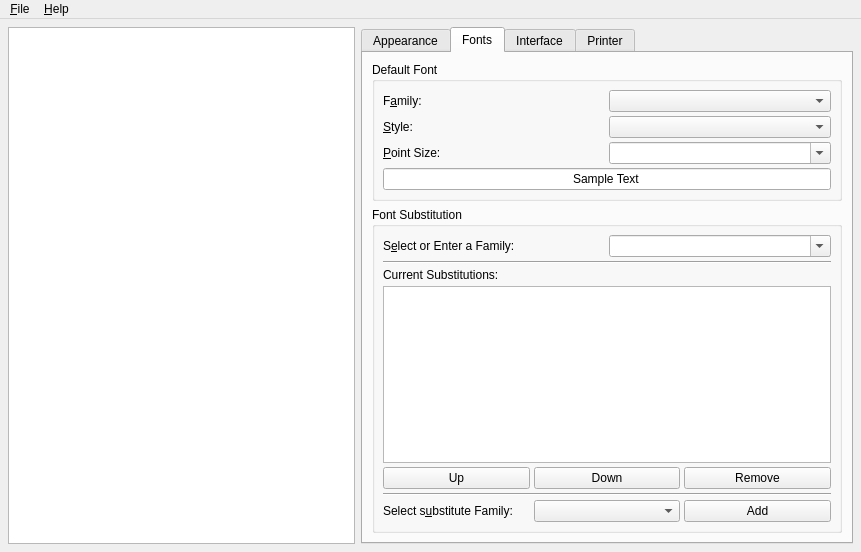
This is src/tools/qtconfig/mainwindow.ui in fluxer/katie as Qt 5 draws it before an edit. The edited form follows.
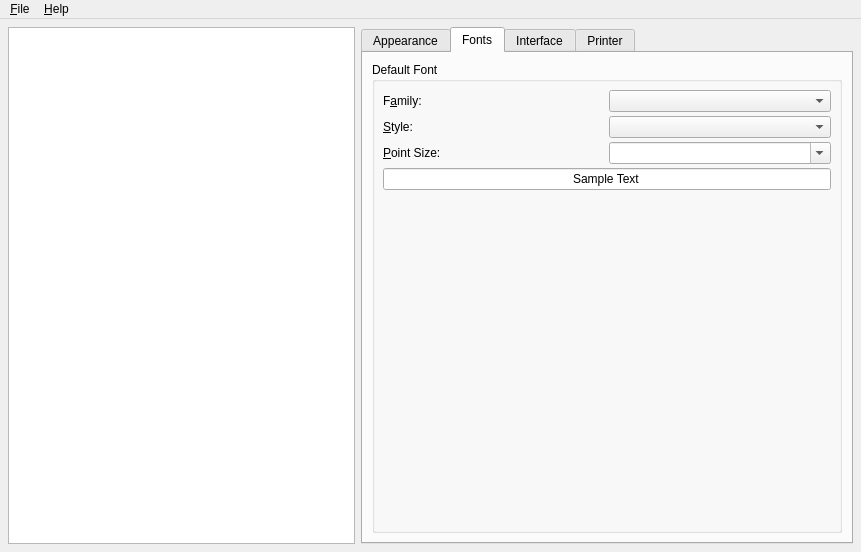
This is the edited form. The open tabs and pages were chosen to show the change. Custom widgets are drawn as their Qt base class.

Commit message: drop fonts substitution support

Patch:
```diff
--- a/src/tools/qtconfig/mainwindow.ui
+++ b/src/tools/qtconfig/mainwindow.ui
@@ -362,157 +362,18 @@
              </property>
             </widget>
            </item>
-          </layout>
-         </widget>
-        </item>
-        <item>
-         <widget class="QGroupBox" name="fontSubstitutionGroup">
-          <property name="title">
-           <string>Font Substitution</string>
-          </property>
-          <layout class="QVBoxLayout">
-           <property name="spacing">
-            <number>4</number>
-           </property>
-           <property name="margin">
-            <number>8</number>
-           </property>
-           <item>
-            <layout class="QHBoxLayout">
-             <property name="spacing">
-              <number>4</number>
-             </property>
-             <property name="margin">
-              <number>0</number>
-             </property>
-             <item>
-              <widget class="QLabel" name="familySubstitutionLabel">
-               <property name="text">
-                <string>S&amp;elect or Enter a Family:</string>
-               </property>
-               <property name="buddy">
-                <cstring>familySubstitutionCombo</cstring>
-               </property>
-              </widget>
-             </item>
-             <item>
-              <widget class="QComboBox" name="familySubstitutionCombo">
-               <property name="editable">
-                <bool>true</bool>
-               </property>
-               <property name="autoCompletion">
-                <bool>true</bool>
-               </property>
-               <property name="duplicatesEnabled">
-                <bool>false</bool>
-               </property>
-              </widget>
-             </item>
-            </layout>
-           </item>
-           <item>
-            <widget class="Line" name="Line1">
-             <property name="frameShape">
-              <enum>QFrame::HLine</enum>
-             </property>
-             <property name="frameShadow">
-              <enum>QFrame::Sunken</enum>
-             </property>
+           <item row="4" column="0" colspan="2">
+            <spacer name="verticalSpacer">
              <property name="orientation">
-              <enum>Qt::Horizontal</enum>
+              <enum>Qt::Vertical</enum>
              </property>
-            </widget>
-           </item>
-           <item>
-            <widget class="QLabel" name="substitutionsLabel">
-             <property name="text">
-              <string>Current Substitutions:</string>
+             <property name="sizeHint" stdset="0">
+              <size>
+               <width>20</width>
+               <height>40</height>
+              </size>
              </property>
-            </widget>
-           </item>
-           <item>
-            <widget class="QListWidget" name="substitutionsListBox"/>
-           </item>
-           <item>
-            <layout class="QHBoxLayout">
-             <property name="spacing">
-              <number>4</number>
-             </property>
-             <property name="margin">
-              <number>0</number>
-             </property>
-             <item>
-              <widget class="QPushButton" name="upSubstitutionButton">
-               <property name="text">
-                <string>Up</string>
-               </property>
-              </widget>
-             </item>
-             <item>
-              <widget class="QPushButton" name="downSubstitutionButton">
-               <property name="text">
-                <string>Down</string>
-               </property>
-              </widget>
-             </item>
-             <item>
-              <widget class="QPushButton" name="removeSubstitutionButton">
-               <property name="text">
-                <string>Remove</string>
-               </property>
-              </widget>
-             </item>
-            </layout>
-           </item>
-           <item>
-            <widget class="Line" name="Line2">
-             <property name="frameShape">
-              <enum>QFrame::HLine</enum>
-             </property>
-             <property name="frameShadow">
-              <enum>QFrame::Sunken</enum>
-             </property>
-             <property name="orientation">
-              <enum>Qt::Horizontal</enum>
-             </property>
-            </widget>
-           </item>
-           <item>
-            <layout class="QHBoxLayout">
-             <property name="spacing">
-              <number>4</number>
-             </property>
-             <property name="margin">
-              <number>0</number>
-             </property>
-             <item>
-              <widget class="QLabel" name="chooseSubstitutionLabel">
-               <property name="text">
-                <string>Select s&amp;ubstitute Family:</string>
-               </property>
-               <property name="buddy">
-                <cstring>chooseSubstitutionCombo</cstring>
-               </property>
-              </widget>
-             </item>
-             <item>
-              <widget class="QComboBox" name="chooseSubstitutionCombo">
-               <property name="autoCompletion">
-                <bool>true</bool>
-               </property>
-               <property name="duplicatesEnabled">
-                <bool>false</bool>
-               </property>
-              </widget>
-             </item>
-             <item>
-              <widget class="QPushButton" name="addSubstitutionButton">
-               <property name="text">
-                <string>Add</string>
-               </property>
-              </widget>
-             </item>
-            </layout>
+            </spacer>
            </item>
           </layout>
          </widget>
```
Left out of the diff: 92 changed lines with no effect on the pictures. The commit also changes 9 other files.
